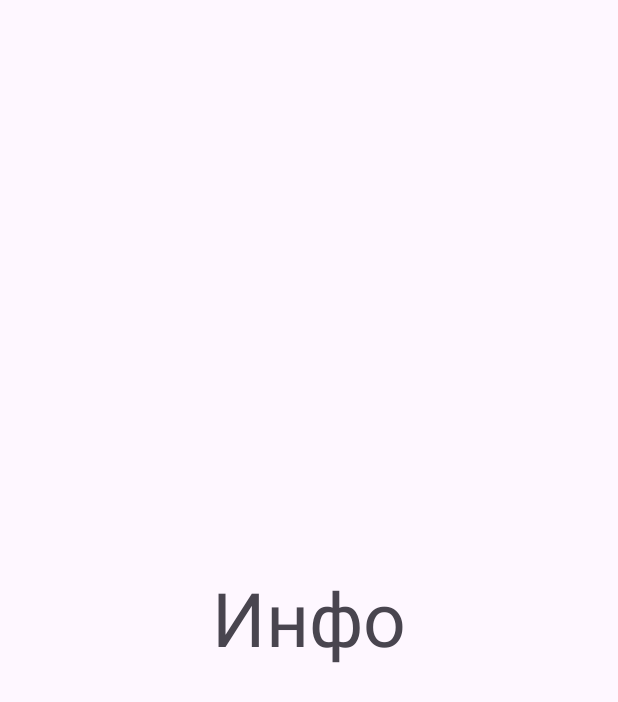
After one commit to Yarogi/MovieSearch3, an Android app: the layout fragment_info.xml on its own in the app's theme, with its tools: preview values and no code run, on a phone screen of 412 x 824 dp. The commit adds this screen. Shown: the top 702 px of the screen. Run offline under Robolectric (Android 15) with nearby library versions, the phone set to English and light mode, and no system bars.

Commit message:
Заготовки под новые экраны

```diff
--- /dev/null
+++ b/app/src/main/java/com/practicum/mymovies/ui/info/InfoFragment.kt
@@ -0,0 +1,6 @@
+package com.practicum.mymovies.ui.info
+
+import androidx.fragment.app.Fragment
+
+class InfoFragment : Fragment(0) {
+}
--- /dev/null
+++ b/app/src/main/java/com/practicum/mymovies/ui/names/NamesFragment.kt
@@ -0,0 +1,6 @@
+package com.practicum.mymovies.ui.names
+
+import androidx.fragment.app.Fragment
+
+class NamesFragment : Fragment() {
+}
--- /dev/null
+++ b/app/src/main/res/layout/fragment_info.xml
@@ -0,0 +1,14 @@
+<FrameLayout xmlns:android="http://schemas.android.com/apk/res/android"
+    android:layout_width="match_parent"
+    android:layout_height="match_parent"
+    xmlns:tools="http://schemas.android.com/tools"
+    tools:context=".ui.info.InfoFragment">
+
+    <TextView
+        android:layout_width="wrap_content"
+        android:layout_height="wrap_content"
+        android:layout_gravity="center"
+        android:text="@string/info"
+        android:textSize="50sp" />
+
+</FrameLayout>
--- a/app/src/main/res/values/strings.xml
+++ b/app/src/main/res/values/strings.xml
@@ -12,4 +12,8 @@
     <string name="writer">Сценарист:</string>
     <string name="cast">В ролях:</string>
     <string name="plot">Сюжет:</string>
+
+    <string name="movies">Фильмы</string>
+    <string name="presons">Люди</string>
+    <string name="info">Инфо</string>
 </resources>
```
Also changed, not shown: app/src/main/res/layout/fragment_names.xml (added, +14 -0 lines).
